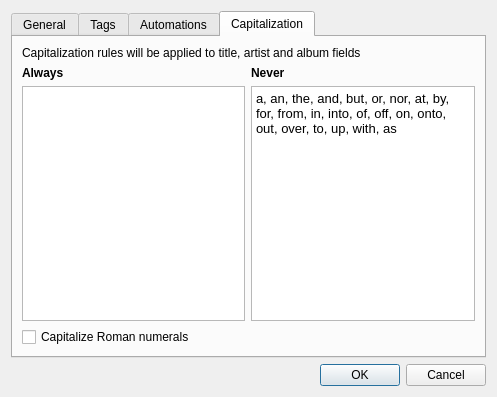
This is src/ui/SettingsDialog.ui in sjuvonen/coquillo as Qt 5 draws it before an edit. The edited form follows.
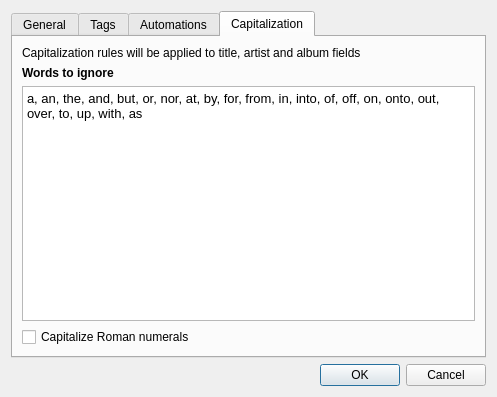
This is the edited form. The open tabs and pages were chosen to show the change.

Patch:
```diff
--- a/src/ui/SettingsDialog.ui
+++ b/src/ui/SettingsDialog.ui
@@ -450,21 +450,8 @@
         </widget>
        </item>
        <item>
-        <layout class="QGridLayout" name="gridLayout">
-         <item row="0" column="0">
-          <widget class="QLabel" name="label_2">
-           <property name="font">
-            <font>
-             <weight>75</weight>
-             <bold>true</bold>
-            </font>
-           </property>
-           <property name="text">
-            <string>Always</string>
-           </property>
-          </widget>
-         </item>
-         <item row="0" column="1">
+        <layout class="QVBoxLayout" name="verticalLayout_4">
+         <item>
           <widget class="QLabel" name="label_3">
            <property name="font">
             <font>
@@ -473,22 +460,11 @@
             </font>
            </property>
            <property name="text">
-            <string>Never</string>
+            <string>Words to ignore</string>
            </property>
           </widget>
          </item>
-         <item row="1" column="0">
-          <widget class="QTextEdit" name="prefCapitalizeAlways">
-           <property name="html">
-            <string>&lt;!DOCTYPE HTML PUBLIC &quot;-//W3C//DTD HTML 4.0//EN&quot; &quot;http://www.w3.org/TR/REC-html40/strict.dtd&quot;&gt;
-&lt;html&gt;&lt;head&gt;&lt;meta name=&quot;qrichtext&quot; content=&quot;1&quot; /&gt;&lt;style type=&quot;text/css&quot;&gt;
-p, li { white-space: pre-wrap; }
-&lt;/style&gt;&lt;/head&gt;&lt;body style=&quot; font-family:'Cantarell'; font-size:10pt; font-weight:400; font-style:normal;&quot;&gt;
-&lt;p style=&quot;-qt-paragraph-type:empty; margin-top:0px; margin-bottom:0px; margin-left:0px; margin-right:0px; -qt-block-indent:0; text-indent:0px;&quot;&gt;&lt;br /&gt;&lt;/p&gt;&lt;/body&gt;&lt;/html&gt;</string>
-           </property>
-          </widget>
-         </item>
-         <item row="1" column="1">
+         <item>
           <widget class="QTextEdit" name="prefCapitalizeNever">
            <property name="html">
             <string>&lt;!DOCTYPE HTML PUBLIC &quot;-//W3C//DTD HTML 4.0//EN&quot; &quot;http://www.w3.org/TR/REC-html40/strict.dtd&quot;&gt;
```
Left out of the diff: 1 changed line with no effect on the pictures.
